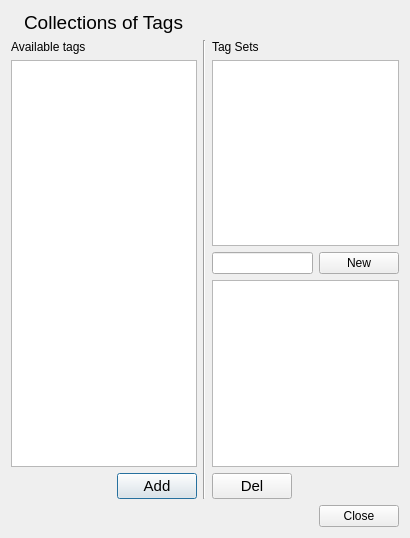
Above: src/tagset.ui from fontmatrix/fontmatrix before the change. Below: the same form after it.
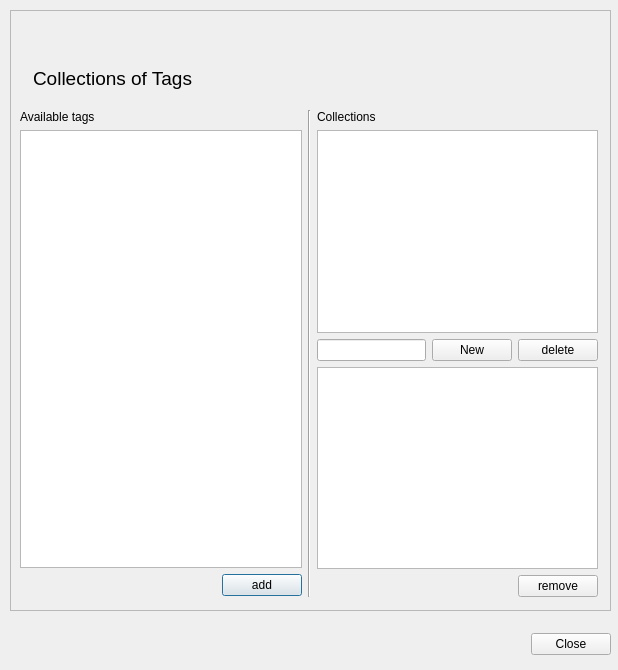
That is the form after the change. Icons and pictures are not drawn.

Commit message: fontmatrix: ADDED can delete tagsets

The edit to the form file:
```diff
--- a/src/tagset.ui
+++ b/src/tagset.ui
@@ -5,20 +5,46 @@
    <rect>
     <x>0</x>
     <y>0</y>
-    <width>410</width>
-    <height>538</height>
+    <width>618</width>
+    <height>670</height>
    </rect>
   </property>
+  <property name="sizePolicy" >
+   <sizepolicy vsizetype="Fixed" hsizetype="Fixed" >
+    <horstretch>0</horstretch>
+    <verstretch>0</verstretch>
+   </sizepolicy>
+  </property>
   <property name="windowTitle" >
    <string>TagSet editor</string>
   </property>
   <property name="windowIcon" >
    <iconset resource="application.qrc" >:/fontmatrix_tagseteditor_icon.png</iconset>
   </property>
-  <layout class="QGridLayout" >
-   <item row="0" column="0" >
-    <layout class="QGridLayout" >
-     <item row="0" column="0" >
+  <widget class="QFrame" name="frame" >
+   <property name="geometry" >
+    <rect>
+     <x>10</x>
+     <y>10</y>
+     <width>601</width>
+     <height>601</height>
+    </rect>
+   </property>
+   <property name="frameShape" >
+    <enum>QFrame::StyledPanel</enum>
+   </property>
+   <property name="frameShadow" >
+    <enum>QFrame::Raised</enum>
+   </property>
+   <widget class="QWidget" name="layoutWidget" >
+    <property name="geometry" >
+     <rect>
+      <x>10</x>
+      <y>10</y>
+      <width>249</width>
+      <height>70</height>
+     </rect>
+    </property>
       <layout class="QHBoxLayout" >
        <item>
         <widget class="QLabel" name="label_3" >
@@ -56,8 +82,16 @@
         </widget>
        </item>
       </layout>
-     </item>
-     <item row="1" column="0" >
+   </widget>
+   <widget class="QWidget" name="" >
+    <property name="geometry" >
+     <rect>
+      <x>10</x>
+      <y>100</y>
+      <width>578</width>
+      <height>487</height>
+     </rect>
+    </property>
       <layout class="QHBoxLayout" >
        <item>
         <layout class="QVBoxLayout" >
@@ -98,18 +132,11 @@
                <verstretch>0</verstretch>
               </sizepolicy>
              </property>
-             <property name="font" >
-              <font>
-               <pointsize>11</pointsize>
-               <weight>50</weight>
-               <bold>false</bold>
-              </font>
-             </property>
              <property name="toolTip" >
               <string>Add selected tag to current set.</string>
              </property>
              <property name="text" >
-              <string>Add</string>
+            <string>add</string>
              </property>
             </widget>
            </item>
@@ -127,11 +154,9 @@
        <item>
         <layout class="QVBoxLayout" >
          <item>
-          <layout class="QVBoxLayout" >
-           <item>
             <widget class="QLabel" name="label_2" >
              <property name="text" >
-              <string>Tag Sets</string>
+          <string>Collections</string>
              </property>
             </widget>
            </item>
@@ -150,29 +175,57 @@
                </property>
               </widget>
              </item>
+         <item>
+          <widget class="QPushButton" name="deleteTagsetButton" >
+           <property name="text" >
+            <string>delete</string>
+           </property>
+          </widget>
+         </item>
             </layout>
            </item>
            <item>
             <widget class="QListWidget" name="tagsOfSetList" />
            </item>
-          </layout>
-         </item>
          <item>
           <layout class="QHBoxLayout" >
+         <item>
+          <spacer>
+           <property name="orientation" >
+            <enum>Qt::Horizontal</enum>
+           </property>
+           <property name="sizeHint" >
+            <size>
+             <width>40</width>
+             <height>20</height>
+            </size>
+           </property>
+          </spacer>
+         </item>
            <item>
             <widget class="QPushButton" name="removeToSetButton" >
-             <property name="font" >
-              <font>
-               <pointsize>11</pointsize>
-               <weight>50</weight>
-               <bold>false</bold>
-              </font>
-             </property>
              <property name="text" >
-              <string>Del</string>
+            <string>remove</string>
              </property>
             </widget>
            </item>
+        </layout>
+       </item>
+      </layout>
+     </item>
+    </layout>
+   </widget>
+  </widget>
+  <widget class="QWidget" name="" >
+   <property name="geometry" >
+    <rect>
+     <x>10</x>
+     <y>630</y>
+     <width>601</width>
+     <height>29</height>
+    </rect>
+   </property>
+   <layout class="QHBoxLayout" >
            <item>
             <spacer>
              <property name="orientation" >
@@ -180,20 +233,12 @@
              </property>
              <property name="sizeHint" >
               <size>
-               <width>40</width>
-               <height>20</height>
+        <width>151</width>
+        <height>27</height>
               </size>
              </property>
             </spacer>
            </item>
-          </layout>
-         </item>
-        </layout>
-       </item>
-      </layout>
-     </item>
-     <item row="2" column="0" >
-      <layout class="QHBoxLayout" >
        <item>
         <spacer>
          <property name="orientation" >
@@ -215,10 +260,7 @@
         </widget>
        </item>
       </layout>
-     </item>
-    </layout>
-   </item>
-  </layout>
+  </widget>
  </widget>
  <resources>
   <include location="application.qrc" />
```
Lines whose indentation alone changed are shown as unchanged. The commit also changes 4 other files.
